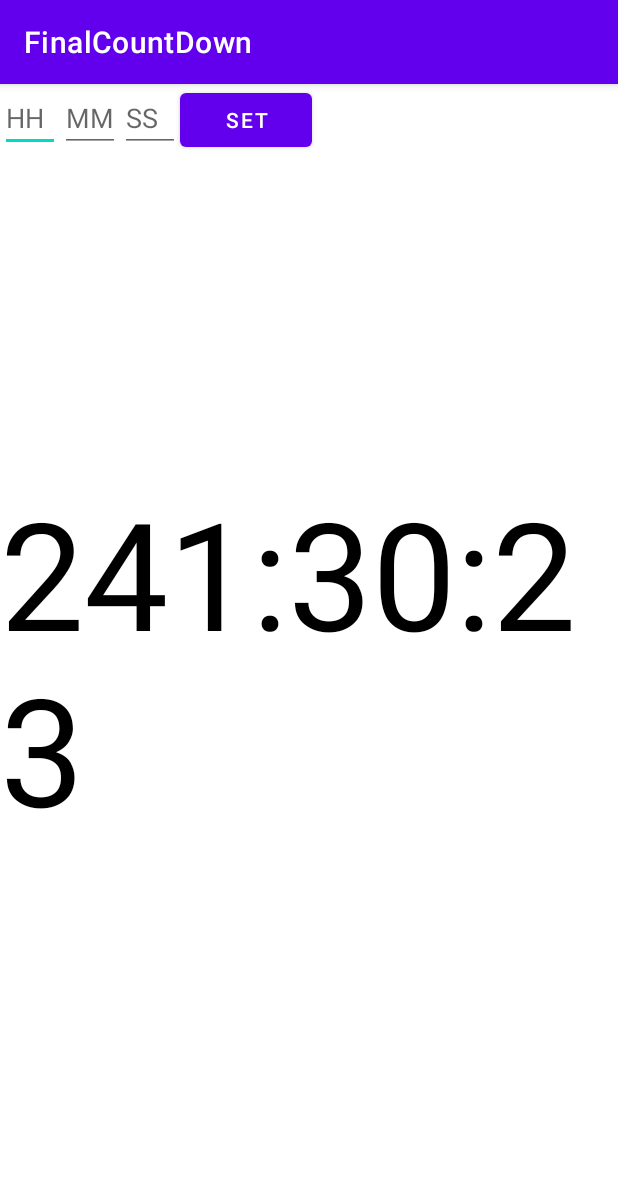
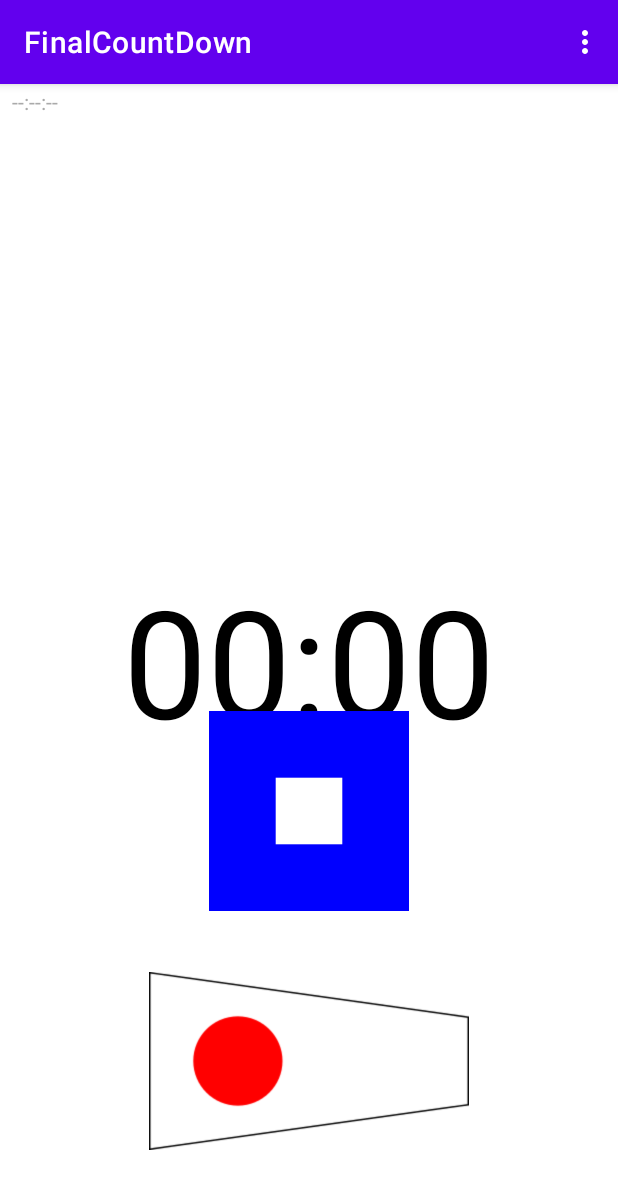
Before and after one commit to jlehtnie/FinalCountDown, an Android app: the screen it shows after launch (MainActivity), on a phone screen of 412 x 824 dp. Shown: the top 1189 px of the screen. Run offline under Robolectric (Android 15) with nearby library versions, the phone set to English and light mode, and no system bars; our stand-ins replace androidx.preference.

Commit message:
cursor made some magic

```diff
--- a/app/build.gradle
+++ b/app/build.gradle
@@ -8,7 +8,7 @@ android {
     defaultConfig {
         applicationId "com.example.finalcountdown"
         minSdk 21
-        targetSdk 32
+        targetSdk 33
         versionCode 1
         versionName "1.0"
 
@@ -19,6 +19,7 @@ android {
         release {
             minifyEnabled false
             proguardFiles getDefaultProguardFile('proguard-android-optimize.txt'), 'proguard-rules.pro'
+            signingConfig signingConfigs.debug
         }
     }
     compileOptions {
@@ -34,6 +35,7 @@ dependencies {
     implementation 'com.google.android.material:material:1.5.0'
     implementation 'androidx.constraintlayout:constraintlayout:2.1.3'
     implementation 'androidx.preference:preference:1.2.1'
+    implementation 'com.google.code.gson:gson:2.10.1'
     testImplementation 'junit:junit:4.13.2'
     androidTestImplementation 'androidx.test.ext:junit:1.1.3'
     androidTestImplementation 'androidx.test.espresso:espresso-core:3.4.0'
--- a/app/src/main/AndroidManifest.xml
+++ b/app/src/main/AndroidManifest.xml
@@ -8,6 +8,10 @@
         android:roundIcon="@mipmap/ic_launcher_round"
         android:supportsRtl="true"
         android:theme="@style/Theme.FinalCountDown">
+        <activity
+            android:name=".SettingsActivity"
+            android:exported="false"
+            android:label="@string/title_activity_settings" />
         <activity
             android:name=".MainActivity"
             android:exported="true"
--- a/app/src/main/java/com/example/finalcountdown/MainActivity.java
+++ b/app/src/main/java/com/example/finalcountdown/MainActivity.java
@@ -3,6 +3,7 @@ package com.example.finalcountdown;
 import androidx.appcompat.app.AppCompatActivity;
 
 import android.content.SharedPreferences;
+import androidx.preference.PreferenceManager;
 import android.graphics.Color;
 import android.media.AudioAttributes;
 import android.media.SoundPool;
@@ -10,6 +11,9 @@ import android.os.Bundle;
 import android.os.CountDownTimer;
 import android.util.Log;
 import android.util.SparseIntArray;
+import android.view.Menu;
+import android.view.MenuInflater;
+import android.view.MenuItem;
 import android.view.View;
 import android.view.WindowManager;
 import android.view.inputmethod.InputMethodManager;
@@ -20,15 +24,14 @@ import android.widget.TextView;
 import android.widget.Toast;
 
 import java.time.LocalDateTime;
+import java.time.Instant;
 import java.time.ZoneId;
 import java.util.Locale;
 
 public class MainActivity extends AppCompatActivity {
-    private EditText mEditTextHour;
-    private EditText mEditTextMinute;
-    private EditText mEditTextSecond;
     private TextView mTextViewCountDown;
-    private Button mButtonSet;
+    private TextView mTextViewTargetTime;
+    private TextView mTextViewTargetTimeName;
     private ImageView mImageViewFlagClass;
     private ImageView mImageViewFlagPapa;
 
@@ -41,6 +44,27 @@ public class MainActivity extends AppCompatActivity {
     private long mEndTime;
 
     @Override
+    public boolean onCreateOptionsMenu(Menu menu) {
+        MenuInflater inflater = getMenuInflater();
+        inflater.inflate(R.menu.main_menu, menu);
+        return true;
+    }
+
+    @Override
+    public boolean onOptionsItemSelected(MenuItem item) {
+        // Handle item selection.
+        switch (item.getItemId()) {
+            case R.id.settings:
+                SettingsDialogFragment dialog = new SettingsDialogFragment();
+                dialog.setOnTimeSelectedListener(this::startTimerFromSettings);
+                dialog.show(getSupportFragmentManager(), "settings_dialog");
+                return true;
+            default:
+                return super.onOptionsItemSelected(item);
+        }
+    }
+
+    @Override
     protected void onCreate(Bundle savedInstanceState) {
         super.onCreate(savedInstanceState);
         setContentView(R.layout.activity_main);
@@ -50,54 +74,9 @@ public class MainActivity extends AppCompatActivity {
         mImageViewFlagClass.setImageResource(R.drawable.flag_pennant_one);
         mImageViewFlagPapa.setImageResource(R.drawable.flag_papa);
 
-
-        mEditTextHour = findViewById(R.id.edit_text_hour);
-        mEditTextMinute = findViewById(R.id.edit_text_minute);
-        mEditTextSecond = findViewById(R.id.edit_text_second);
-
         mTextViewCountDown = findViewById(R.id.text_view_countdown);
-        mButtonSet = findViewById(R.id.button_set);
-
-        mButtonSet.setOnClickListener(new View.OnClickListener() {
-            @Override
-            public void onClick(View view) {
-                String inputHour = mEditTextHour.getText().toString();
-                String inputMinute = mEditTextMinute.getText().toString();
-                String inputSecond = mEditTextSecond.getText().toString();
-
-                if (inputHour.length() == 0 || inputMinute.length() == 0 || inputSecond.length() == 0) {
-                    Toast.makeText(MainActivity.this, "Fields cannot be empty", Toast.LENGTH_SHORT).show();
-                    return;
-                }
-                int hour = Integer.parseInt(inputHour);
-                int minute = Integer.parseInt(inputMinute);
-                int second = Integer.parseInt(inputSecond);
-
-                if (hour > 23) {
-                    Toast.makeText(MainActivity.this, "Invalid hour", Toast.LENGTH_SHORT).show();
-                    return;
-                }
-                if (minute > 59) {
-                    Toast.makeText(MainActivity.this, "Invalid minute", Toast.LENGTH_SHORT).show();
-                    return;
-                }
-                if (second > 59) {
-                    Toast.makeText(MainActivity.this, "Invalid minute", Toast.LENGTH_SHORT).show();
-                    return;
-                }
-                LocalDateTime now = LocalDateTime.now();
-                LocalDateTime inputTime = now.withHour(hour).withMinute(minute).withSecond(second);
-                if (inputTime.isBefore(now)) {
-                    inputTime = inputTime.plusDays(1);
-                }
-                long inputMillis = inputTime.atZone(ZoneId.systemDefault()).toInstant().toEpochMilli();
-
-                mTextViewCountDown.setTextColor(Color.BLACK);
-                setTime(inputMillis);
-                loadSounds();
-                startTimer();
-            }
-        });
+        mTextViewTargetTime = findViewById(R.id.text_view_target_time);
+        mTextViewTargetTimeName = findViewById(R.id.text_view_target_time_name);
     }
 
     private void loadSounds() {
@@ -188,6 +167,90 @@ public class MainActivity extends AppCompatActivity {
         updateFlags(timeLeftInSecs);
     }
 
+    private void updateTargetTimeLabel(LocalDateTime targetTime) {
+        if (mTextViewTargetTime == null || targetTime == null) return;
+        String label = String.format(Locale.getDefault(), "%02d:%02d:%02d", targetTime.getHour(), targetTime.getMinute(), targetTime.getSecond());
+        mTextViewTargetTime.setText(label);
+    }
+
+    private void updateTargetTimeNameLabel() {
+        if (mTextViewTargetTimeName == null) return;
+
+        SharedPreferences defaultPrefs = PreferenceManager.getDefaultSharedPreferences(this);
+        String selectedId = defaultPrefs.getString("pref_selected_time", "");
+
+        if (selectedId != null && !selectedId.isEmpty()) {
+            String json = defaultPrefs.getString("named_times", "[]");
+            com.google.gson.Gson gson = new com.google.gson.Gson();
+            java.lang.reflect.Type type = new com.google.gson.reflect.TypeToken<java.util.ArrayList<NamedTime>>(){}.getType();
+            java.util.List<NamedTime> times = gson.fromJson(json, type);
+
+            for (NamedTime time : times) {
+                if (time.getId().equals(selectedId)) {
+                    mTextViewTargetTimeName.setText(time.getName());
+                    mTextViewTargetTimeName.setVisibility(View.VISIBLE);
+                    return;
+                }
+            }
+        }
+
+        // No named time selected or found
+        mTextViewTargetTimeName.setVisibility(View.GONE);
+    }
+
+    private void startTimerFromSettings() {
+        SharedPreferences defaultPrefs = PreferenceManager.getDefaultSharedPreferences(this);
+        String timeString = SettingsFragment.getSelectedTimeValue(defaultPrefs);
+
+        if (timeString == null) {
+            // No time selected, don't start timer
+            return;
+        }
+
+        int hour;
+        int minute;
+        int second;
+        try {
+            String[] timeParts = timeString.split(":");
+            if (timeParts.length != 3) {
+                Toast.makeText(this, "Invalid time format", Toast.LENGTH_SHORT).show();
+                return;
+            }
+            hour = Integer.parseInt(timeParts[0].trim());
+            minute = Integer.parseInt(timeParts[1].trim());
+            second = Integer.parseInt(timeParts[2].trim());
+        } catch (NumberFormatException e) {
+            Toast.makeText(this, "Invalid time format", Toast.LENGTH_SHORT).show();
+            return;
+        }
+
+        if (hour < 0 || hour > 23) {
+            Toast.makeText(this, "Invalid hour", Toast.LENGTH_SHORT).show();
+            return;
+        }
+        if (minute < 0 || minute > 59) {
+            Toast.makeText(this, "Invalid minute", Toast.LENGTH_SHORT).show();
+            return;
+        }
+        if (second < 0 || second > 59) {
+            Toast.makeText(this, "Invalid second", Toast.LENGTH_SHORT).show();
+            return;
+        }
+        LocalDateTime now = LocalDateTime.now();
+        LocalDateTime inputTime = now.withHour(hour).withMinute(minute).withSecond(second);
+        if (inputTime.isBefore(now)) {
+            inputTime = inputTime.plusDays(1);
+        }
+        long inputMillis = inputTime.atZone(ZoneId.systemDefault()).toInstant().toEpochMilli();
+
+        mTextViewCountDown.setTextColor(Color.BLACK);
+        setTime(inputMillis);
+        loadSounds();
+        startTimer();
+        updateTargetTimeLabel(inputTime);
+        updateTargetTimeNameLabel();
+    }
+
     private String formatTimeStr(int timeLeftInSecs) {
         String prefix = timeLeftInSecs < 0 ? "-" : "";
         int hours = java.lang.Math.abs(timeLeftInSecs / 3600);
@@ -245,10 +308,25 @@ public class MainActivity extends AppCompatActivity {
         super.onStart();
         SharedPreferences prefs = getSharedPreferences("prefs", MODE_PRIVATE);
         mTimerRunning = prefs.getBoolean("timerRunning", false);
+        mEndTime = prefs.getLong("endTime", 0);
+
+        // If no timer is running, check if we should start one from settings
+        if (!mTimerRunning && mEndTime == 0) {
+            startTimerFromSettings();
+            // If no time was selected, just return without starting timer
+            if (mEndTime == 0) {
+                return;
+            }
+        }
+
+        if (mEndTime > 0) {
+            LocalDateTime t = LocalDateTime.ofInstant(Instant.ofEpochMilli(mEndTime), ZoneId.systemDefault());
+            updateTargetTimeLabel(t);
+            updateTargetTimeNameLabel();
+        }
         updateCountDownText();
         updateWatchInterface();
         if (mTimerRunning) {
-            mEndTime = prefs.getLong("endTime",0);
             long timeLeftInMillis = mEndTime - System.currentTimeMillis();
             timeLeftInMillis = mEndTime - System.currentTimeMillis();
             if (timeLeftInMillis < 0) {
--- a/app/src/main/res/layout/activity_main.xml
+++ b/app/src/main/res/layout/activity_main.xml
@@ -6,38 +6,29 @@
     android:layout_height="match_parent"
     tools:context=".MainActivity">
 
-    <EditText
-        android:id="@+id/edit_text_hour"
-        android:layout_width="40dp"
-        android:layout_height="wrap_content"
-        android:hint="HH"
-        android:inputType="number"
-        android:maxLength="2" />
-
-    <EditText
-        android:id="@+id/edit_text_minute"
-        android:layout_width="40dp"
-        android:layout_height="wrap_content"
-        android:hint="MM"
-        android:inputType="number"
-        android:maxLength="2"
-        android:layout_toRightOf="@id/edit_text_hour"/>
-
-    <EditText
-        android:id="@+id/edit_text_second"
-        android:layout_width="40dp"
-        android:layout_height="wrap_content"
-        android:hint="SS"
-        android:inputType="number"
-        android:maxLength="2"
-        android:layout_toRightOf="@id/edit_text_minute"/>
-
-    <Button
-        android:id="@+id/button_set"
+    <TextView
+        android:id="@+id/text_view_target_time_name"
         android:layout_width="wrap_content"
         android:layout_height="wrap_content"
-        android:layout_toRightOf="@id/edit_text_second"
-        android:text="set" />
+        android:layout_alignParentStart="true"
+        android:layout_alignParentTop="true"
+        android:layout_margin="8dp"
+        android:text=""
+        android:textColor="@android:color/black"
+        android:textSize="12sp"
+        android:visibility="gone" />
+
+    <TextView
+        android:id="@+id/text_view_target_time"
+        android:layout_width="wrap_content"
+        android:layout_height="wrap_content"
+        android:layout_below="@id/text_view_target_time_name"
+        android:layout_alignParentStart="true"
+        android:layout_marginStart="8dp"
+        android:layout_marginTop="2dp"
+        android:text="--:--:--"
+        android:textColor="@android:color/darker_gray"
+        android:textSize="14sp" />
 
     <TextView
         android:id="@+id/text_view_countdown"
--- /dev/null
+++ b/app/src/main/res/menu/main_menu.xml
@@ -0,0 +1,11 @@
+<?xml version="1.0" encoding="utf-8"?>
+<menu xmlns:android="http://schemas.android.com/apk/res/android"
+    xmlns:app="http://schemas.android.com/apk/res-auto">
+
+    <item
+        android:id="@+id/settings"
+        android:title="@string/settings_title"
+        app:showAsAction="never" />
+
+
+</menu>
--- a/app/src/main/res/values/strings.xml
+++ b/app/src/main/res/values/strings.xml
@@ -1,19 +1,26 @@
 <resources>
     <string name="app_name">FinalCountDown</string>
     <string name="title_activity_settings">SettingsActivity</string>
+    <string name="settings_title">Settings</string>
 
-    <!-- Preference Titles -->
-    <string name="messages_header">Messages</string>
-    <string name="sync_header">Sync</string>
-
-    <!-- Messages Preferences -->
-    <string name="signature_title">Your signature</string>
-    <string name="reply_title">Default reply action</string>
-
-    <!-- Sync Preferences -->
-    <string name="sync_title">Sync email periodically</string>
-    <string name="attachment_title">Download incoming attachments</string>
-    <string name="attachment_summary_on">Automatically download attachments for incoming emails
-    </string>
-    <string name="attachment_summary_off">Only download attachments when manually requested</string>
+    <!-- Time Preferences -->
+    <string name="pref_time_header">Time Settings</string>
+    <string name="pref_selected_time_title">Selected Time</string>
+    <string name="pref_selected_time_summary">Choose your target time</string>
+    <string name="pref_add_time_title">Add New Time</string>
+    <string name="pref_add_time_summary">Add a new named time</string>
+    <string name="pref_remove_time_title">Remove Time</string>
+    <string name="pref_remove_time_summary">Remove a named time</string>
+    <string name="add_time_dialog_title">Add New Time</string>
+    <string name="edit_time_dialog_title">Edit Time</string>
+    <string name="time_name_hint">Time name (e.g., Club Tuesday, no-spinaker)</string>
+    <string name="time_value_hint">Time (HH.MM.SS or HHMMSS)</string>
+    <string name="add">Add</string>
+    <string name="edit">Edit</string>
+    <string name="delete">Delete</string>
+    <string name="cancel">Cancel</string>
+    <string name="remove_time_dialog_title">Remove Time</string>
+    <string name="remove_time_dialog_message">Select a time to remove:</string>
+    <string name="remove_time_success">Time removed successfully</string>
+    <string name="remove_time_error">Cannot remove the last time</string>
 </resources>
--- /dev/null
+++ b/app/src/main/res/xml/root_preferences.xml
@@ -0,0 +1,24 @@
+<PreferenceScreen xmlns:android="http://schemas.android.com/apk/res/android"
+    xmlns:app="http://schemas.android.com/apk/res-auto">
+
+    <PreferenceCategory app:title="@string/pref_time_header">
+
+        <ListPreference
+            app:key="pref_selected_time"
+            app:title="@string/pref_selected_time_title"
+            app:summary="@string/pref_selected_time_summary"
+            app:useSimpleSummaryProvider="true" />
+
+        <Preference
+            app:key="pref_add_time"
+            app:title="@string/pref_add_time_title"
+            app:summary="@string/pref_add_time_summary" />
+
+        <Preference
+            app:key="pref_remove_time"
+            app:title="@string/pref_remove_time_title"
+            app:summary="@string/pref_remove_time_summary" />
+
+    </PreferenceCategory>
+
+</PreferenceScreen>
```
Also changed, not shown: app/src/main/java/com/example/finalcountdown/NamedTime.java (added, +44 -0 lines), app/src/main/java/com/example/finalcountdown/SettingsActivity.java (added, +33 -0 lines), app/src/main/java/com/example/finalcountdown/SettingsDialogFragment.java (added, +58 -0 lines), app/src/main/java/com/example/finalcountdown/SettingsFragment.java (added, +253 -0 lines), app/src/main/res/layout/dialog_settings.xml (added, +11 -0 lines), app/src/main/res/layout/settings_activity.xml (added, +9 -0 lines).
